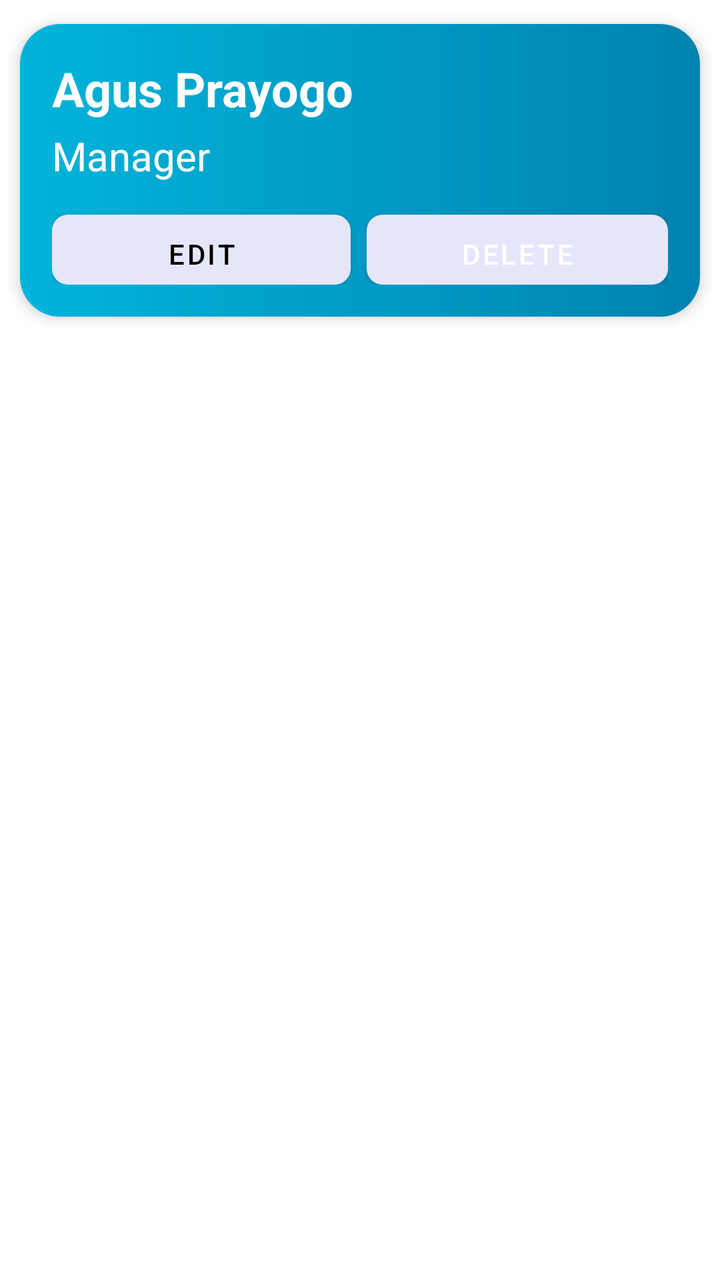
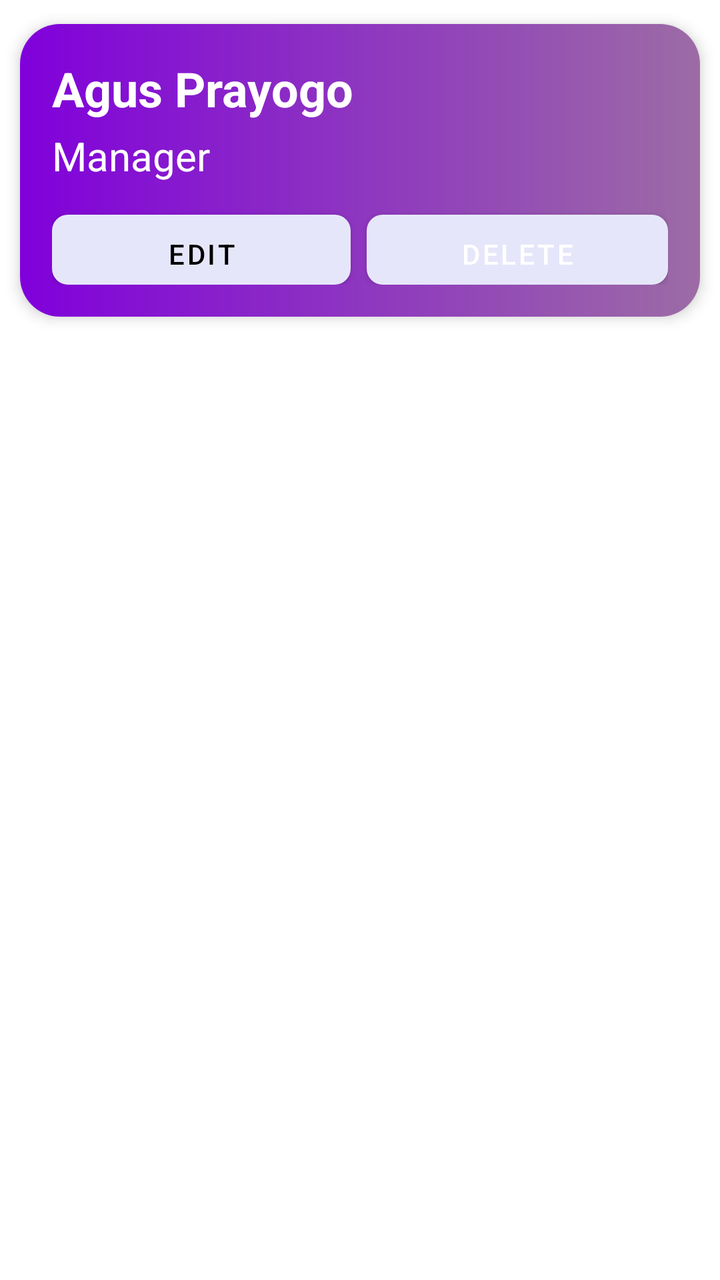

Before-and-after screenshots of an Android layout around one commit, followed by the original layout XML and the change that was made.
<!-- AndroidManifest.xml: application theme Theme.CVBuilder -->
<!-- res/layout/item_user.xml -->
<?xml version="1.0" encoding="utf-8"?>
<LinearLayout xmlns:android="http://schemas.android.com/apk/res/android"
    xmlns:app="http://schemas.android.com/apk/res-auto"
    android:layout_width="match_parent"
    android:layout_height="wrap_content"
    android:layout_marginLeft="16dp"
    android:layout_marginRight="16dp"
    android:orientation="vertical">


    <androidx.cardview.widget.CardView
        android:id="@+id/cv_item_user"
        android:layout_width="match_parent"
        android:layout_height="wrap_content"
        app:cardCornerRadius="20dp"
        app:cardElevation="4dp"
        app:cardMaxElevation="4dp"
        app:cardUseCompatPadding="true">

        <LinearLayout
            android:layout_width="match_parent"
            android:layout_height="wrap_content"
            android:orientation="vertical"
            android:padding="16dp"
            android:background="@drawable/background1_cardview">

            <TextView
                android:id="@+id/tv_item_nama"
                android:layout_width="match_parent"
                android:layout_height="wrap_content"
                android:layout_marginBottom="4dp"
                android:gravity="start"
                android:text="Agus Prayogo"
                android:textSize="24sp"
                android:textColor="@color/white"
                android:textStyle="bold" />

            <TextView
                android:id="@+id/tv_item_posisi"
                android:layout_width="match_parent"
                android:layout_height="wrap_content"
                android:gravity="start"
                android:text="Manager"
                android:textColor="@color/white"
                android:textSize="20sp" />

            <LinearLayout
                android:layout_width="match_parent"
                android:layout_height="match_parent"
                android:orientation="horizontal">

                <Button
                    android:id="@+id/btn_edit"
                    android:layout_width="wrap_content"
                    android:layout_height="35dp"
                    android:layout_weight="1"
                    android:text="@string/edit"
                    android:textColor="@color/black"
                    android:background="@drawable/button_round"
                    android:layout_marginTop="16dp"
                    />

                <Button
                    android:id="@+id/btn_delete"
                    android:layout_width="wrap_content"
                    android:layout_height="35dp"
                    android:layout_marginStart="8dp"
                    android:layout_weight="1"
                    android:textColor="@color/white"
                    android:background="@drawable/button_round_delete"
                    android:layout_marginTop="16dp"
                    android:text="@string/delete" />
            </LinearLayout>

        </LinearLayout>
    </androidx.cardview.widget.CardView>
</LinearLayout>
<!-- resources referenced by this layout -->
<resources>
  <color name="black">#000000</color>
  <color name="white">#FFFFFF</color>
  <!-- drawable background1_cardview (drawable) -->
  <?xml version="1.0" encoding="utf-8"?>
  <shape xmlns:android="http://schemas.android.com/apk/res/android">
      <gradient android:startColor="#00B4DB"
  
      android:endColor="#0083B0"/>
  </shape>
  <!-- drawable button_round (drawable) -->
  <?xml version="1.0" encoding="utf-8" ?>
  <selector xmlns:android="http://schemas.android.com/apk/res/android">
      <item android:state_pressed="false" >
          <shape>
              <solid
                  android:color="#6bcdfd" />
              <stroke
                  android:width="0px"
                  android:color="#45a9da" />
              <corners android:radius="8dp" />
          </shape>
      </item>
      <item android:state_pressed="true" >
          <shape>
              <solid
                  android:color="#ba78e7" />
              <stroke
                  android:width="0px"
                  android:color="#ad60e1" />
              <corners android:radius="8dp" />
          </shape>
      </item>
  </selector>
  <!-- drawable button_round_delete (drawable) -->
  <?xml version="1.0" encoding="utf-8" ?>
  <selector xmlns:android="http://schemas.android.com/apk/res/android">
      <item android:state_pressed="false" >
          <shape>
              <solid
                  android:color="#F1656A" />
              <stroke
                  android:width="0px"
                  android:color="#45a9da" />
              <corners android:radius="8dp" />
          </shape>
      </item>
      <item android:state_pressed="true" >
          <shape>
              <solid
                  android:color="#ba78e7" />
              <stroke
                  android:width="0px"
                  android:color="#ad60e1" />
              <corners android:radius="8dp" />
          </shape>
      </item>
  </selector>
  <string name="delete">Delete</string>
  <string name="edit">Edit</string>
  <style name="Theme.CVBuilder" parent="Theme.MaterialComponents.DayNight.DarkActionBar">
          
          <item name="colorPrimary">@color/lavender</item>
          <item name="colorPrimaryVariant">@color/lavender</item>
          <item name="colorOnPrimary">@color/lavender</item>
          
          <item name="colorSecondary">@color/lavender</item>
          <item name="colorSecondaryVariant">@color/lavender</item>
          <item name="colorOnSecondary">@color/lavender</item>
          
          <item name="android:statusBarColor" tools:targetApi="l">?attr/colorPrimaryVariant</item>
          
          <item name="android:textColor">@color/red</item>
      </style>
  <color name="lavender">#E6E6FA</color>
  <color name="red">#FF0000</color>
</resources>

<!-- the commit's change to res/layout/item_user.xml (unified diff, before → after) -->
@@ -22,7 +22,7 @@
             android:layout_height="wrap_content"
             android:orientation="vertical"
             android:padding="16dp"
-            android:background="@drawable/background1_cardview">
+            android:background="@drawable/background1_cardview_itemusr">
 
             <TextView
                 android:id="@+id/tv_item_nama"
<!-- resource entries referenced after the edit -->
@@ -2,12 +2,12 @@
 <resources>
   <color name="black">#000000</color>
   <color name="white">#FFFFFF</color>
-  <!-- drawable background1_cardview (drawable) -->
+  <!-- drawable background1_cardview_itemusr (drawable) -->
   <?xml version="1.0" encoding="utf-8"?>
   <shape xmlns:android="http://schemas.android.com/apk/res/android">
-      <gradient android:startColor="#00B4DB"
+      <gradient android:startColor="#8000DB"
   
-      android:endColor="#0083B0"/>
+          android:endColor="#9C6CA5"/>
   </shape>
   <!-- drawable button_round (drawable) -->
   <?xml version="1.0" encoding="utf-8" ?>
